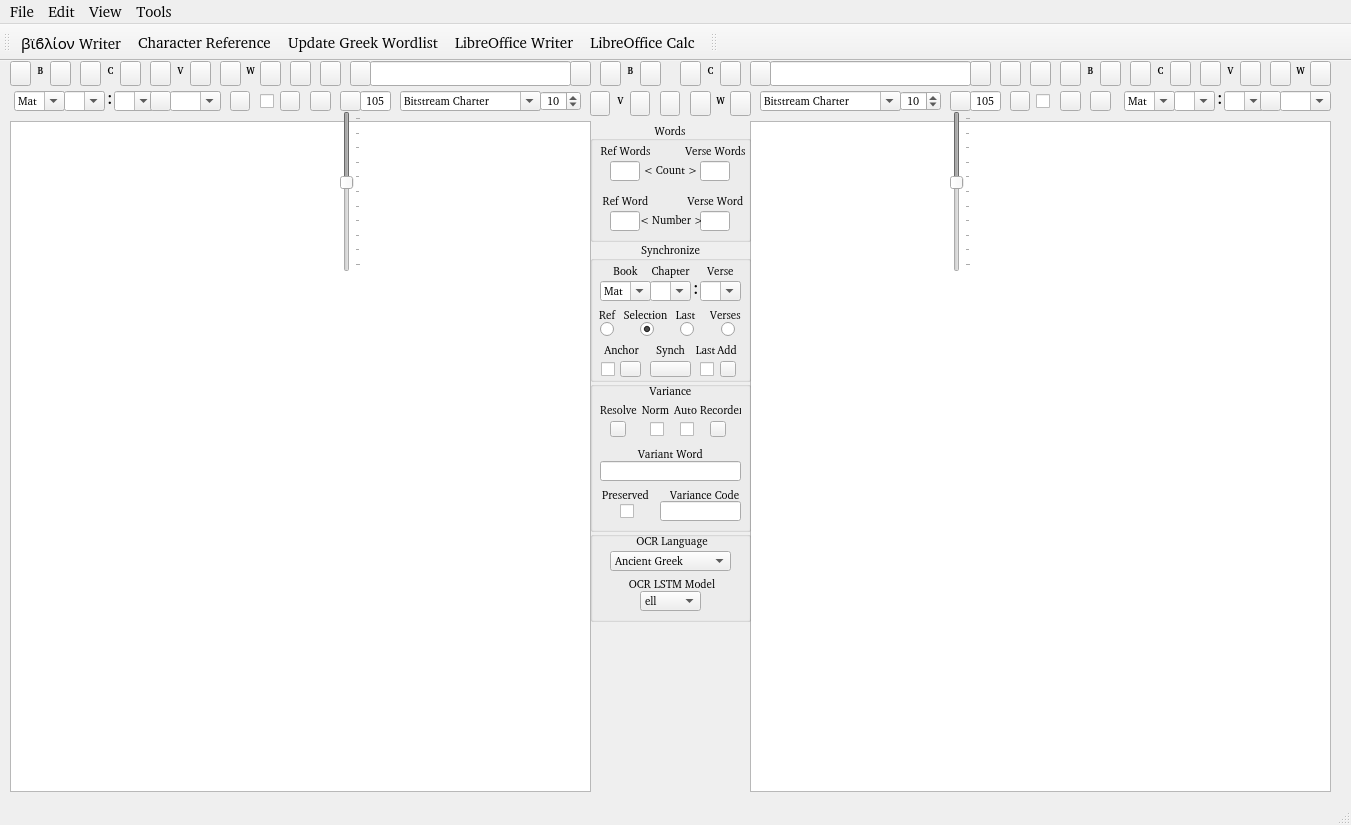
This is Developer/QtDesignerUI/MyVersifierUI.ui in preachermax/BiblionOCR as Qt 5 draws it before an edit. The edited form follows.
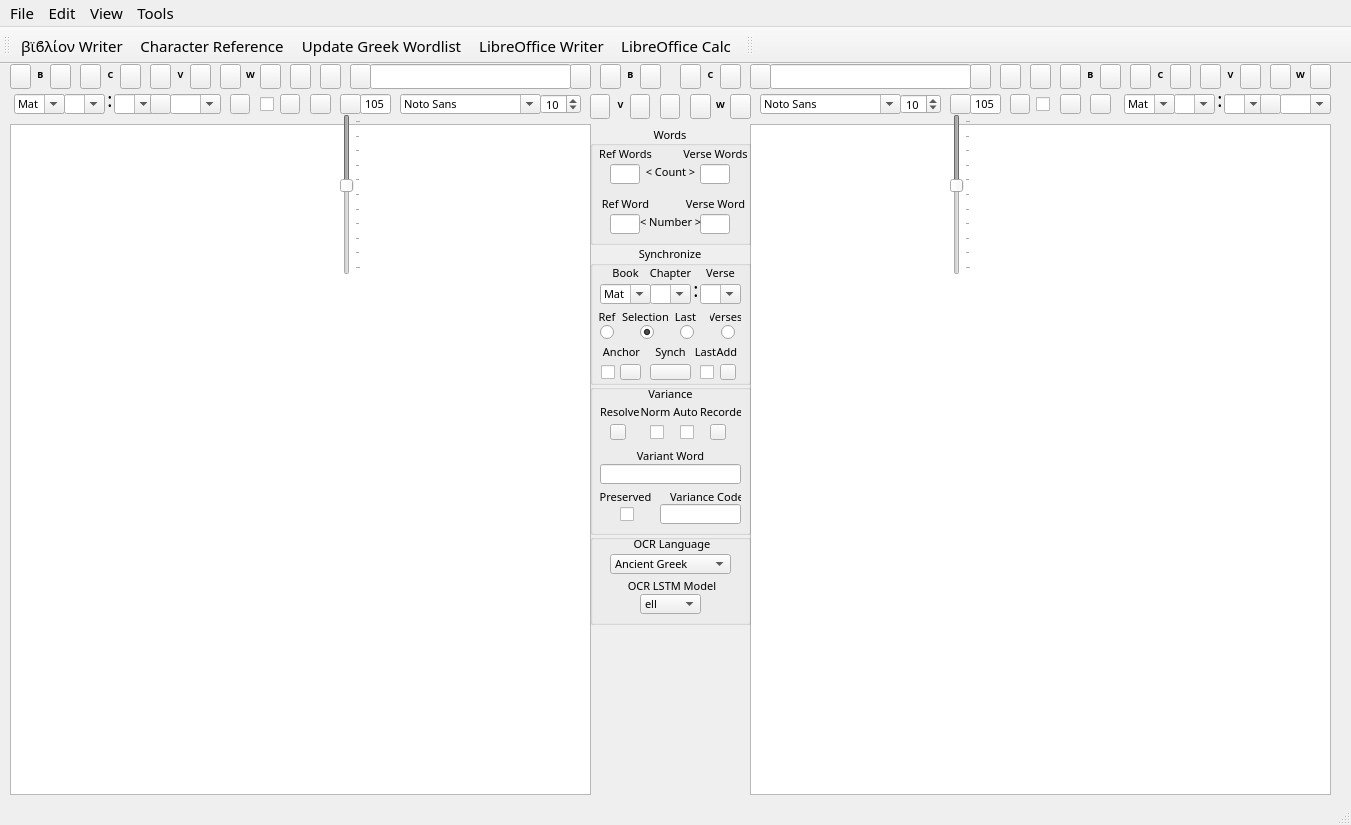
This is the edited form. Icons and pictures are not drawn.

Commit message: fix(gui): bind chr reference and standardize FROMVS ui font

```diff
--- a/Developer/QtDesignerUI/MyVersifierUI.ui
+++ b/Developer/QtDesignerUI/MyVersifierUI.ui
@@ -15,7 +15,7 @@
   </property>
   <property name="font">
    <font>
-    <family>FROMVS [MAXR]</family>
+    <family>FROMVS</family>
     <pointsize>11</pointsize>
     <weight>50</weight>
     <italic>false</italic>
@@ -44,7 +44,7 @@
     </property>
     <property name="font">
      <font>
-      <family>FROMVS [MAXR]</family>
+      <family>FROMVS</family>
       <pointsize>8</pointsize>
       <weight>50</weight>
       <italic>false</italic>
@@ -73,7 +73,7 @@
     </property>
     <property name="font">
      <font>
-      <family>FROMVS [MAXR]</family>
+      <family>FROMVS</family>
       <pointsize>8</pointsize>
       <weight>50</weight>
       <italic>false</italic>
@@ -102,7 +102,7 @@
     </property>
     <property name="font">
      <font>
-      <family>FROMVS [MAXR]</family>
+      <family>FROMVS</family>
       <pointsize>8</pointsize>
       <weight>50</weight>
       <italic>false</italic>
@@ -137,7 +137,7 @@
     </property>
     <property name="font">
      <font>
-      <family>FROMVS [MAXR]</family>
+      <family>FROMVS</family>
       <pointsize>8</pointsize>
       <weight>50</weight>
       <italic>false</italic>
@@ -191,7 +191,7 @@
      </property>
      <property name="font">
       <font>
-       <family>FROMVS [MAXR]</family>
+       <family>FROMVS</family>
        <pointsize>8</pointsize>
        <weight>50</weight>
        <italic>false</italic>
@@ -244,7 +244,7 @@
      </property>
      <property name="font">
       <font>
-       <family>FROMVS [MAXR]</family>
+       <family>FROMVS</family>
        <pointsize>8</pointsize>
        <weight>50</weight>
        <italic>false</italic>
@@ -272,7 +272,7 @@
      </property>
      <property name="font">
       <font>
-       <family>FROMVS [MAXR]</family>
+       <family>FROMVS</family>
        <pointsize>8</pointsize>
        <weight>50</weight>
        <italic>false</italic>
@@ -300,7 +300,7 @@
      </property>
      <property name="font">
       <font>
-       <family>FROMVS [MAXR]</family>
+       <family>FROMVS</family>
        <pointsize>8</pointsize>
        <weight>50</weight>
        <italic>false</italic>
@@ -420,7 +420,7 @@
     </property>
     <property name="font">
      <font>
-      <family>FROMVS [MAXR]</family>
+      <family>FROMVS</family>
       <pointsize>8</pointsize>
       <weight>50</weight>
       <italic>false</italic>
@@ -460,7 +460,7 @@
     </property>
     <property name="font">
      <font>
-      <family>FROMVS [MAXR]</family>
+      <family>FROMVS</family>
       <pointsize>8</pointsize>
       <weight>50</weight>
       <italic>false</italic>
@@ -495,7 +495,7 @@
     </property>
     <property name="font">
      <font>
-      <family>FROMVS [MAXR]</family>
+      <family>FROMVS</family>
       <pointsize>8</pointsize>
       <weight>50</weight>
       <italic>false</italic>
@@ -550,7 +550,7 @@
     </property>
     <property name="font">
      <font>
-      <family>FROMVS [MAXR]</family>
+      <family>FROMVS</family>
       <pointsize>8</pointsize>
       <weight>50</weight>
       <italic>false</italic>
@@ -628,7 +628,7 @@
     </property>
     <property name="font">
      <font>
-      <family>FROMVS [MAXR]</family>
+      <family>FROMVS</family>
       <pointsize>8</pointsize>
       <weight>50</weight>
       <italic>false</italic>
@@ -657,7 +657,7 @@
     </property>
     <property name="font">
      <font>
-      <family>FROMVS [MAXR]</family>
+      <family>FROMVS</family>
       <pointsize>8</pointsize>
       <weight>50</weight>
       <italic>false</italic>
@@ -737,7 +737,7 @@
     </property>
     <property name="font">
      <font>
-      <family>FROMVS [MAXR]</family>
+      <family>FROMVS</family>
       <pointsize>8</pointsize>
       <weight>50</weight>
       <italic>false</italic>
@@ -761,7 +761,7 @@
      </property>
      <property name="font">
       <font>
-       <family>FROMVS [MAXR]</family>
+       <family>FROMVS</family>
        <pointsize>8</pointsize>
        <weight>50</weight>
        <italic>false</italic>
@@ -789,7 +789,7 @@
      </property>
      <property name="font">
       <font>
-       <family>FROMVS [MAXR]</family>
+       <family>FROMVS</family>
        <pointsize>8</pointsize>
        <weight>50</weight>
        <italic>false</italic>
@@ -814,7 +814,7 @@
      </property>
      <property name="font">
       <font>
-       <family>FROMVS [MAXR]</family>
+       <family>FROMVS</family>
        <pointsize>8</pointsize>
        <weight>50</weight>
        <italic>false</italic>
@@ -842,7 +842,7 @@
      </property>
      <property name="font">
       <font>
-       <family>FROMVS [MAXR]</family>
+       <family>FROMVS</family>
        <pointsize>8</pointsize>
        <weight>50</weight>
        <italic>false</italic>
@@ -870,7 +870,7 @@
      </property>
      <property name="font">
       <font>
-       <family>FROMVS [MAXR]</family>
+       <family>FROMVS</family>
        <pointsize>8</pointsize>
        <weight>50</weight>
        <italic>false</italic>
@@ -898,7 +898,7 @@
      </property>
      <property name="font">
       <font>
-       <family>FROMVS [MAXR]</family>
+       <family>FROMVS</family>
        <pointsize>8</pointsize>
        <weight>50</weight>
        <italic>false</italic>
@@ -985,7 +985,7 @@
      </property>
      <property name="font">
       <font>
-       <family>FROMVS [MAXR]</family>
+       <family>FROMVS</family>
        <pointsize>8</pointsize>
        <weight>50</weight>
        <italic>false</italic>
@@ -1155,7 +1155,7 @@
     </property>
     <property name="font">
      <font>
-      <family>FROMVS [MAXR]</family>
+      <family>FROMVS</family>
       <pointsize>8</pointsize>
       <weight>50</weight>
       <italic>false</italic>
@@ -1189,7 +1189,7 @@
     </property>
     <property name="font">
      <font>
-      <family>FROMVS [MAXR]</family>
+      <family>FROMVS</family>
       <pointsize>8</pointsize>
       <weight>50</weight>
       <italic>false</italic>
@@ -1269,7 +1269,7 @@
     </property>
     <property name="font">
      <font>
-      <family>FROMVS [MAXR]</family>
+      <family>FROMVS</family>
       <pointsize>7</pointsize>
       <weight>75</weight>
       <italic>false</italic>
@@ -1294,7 +1294,7 @@
     </property>
     <property name="font">
      <font>
-      <family>FROMVS [MAXR]</family>
+      <family>FROMVS</family>
       <pointsize>7</pointsize>
       <weight>75</weight>
       <italic>false</italic>
@@ -1319,7 +1319,7 @@
     </property>
     <property name="font">
      <font>
-      <family>FROMVS [MAXR]</family>
+      <family>FROMVS</family>
       <pointsize>7</pointsize>
       <weight>75</weight>
       <italic>false</italic>
@@ -1390,7 +1390,7 @@
     </property>
     <property name="font">
      <font>
-      <family>FROMVS [MAXR]</family>
+      <family>FROMVS</family>
       <pointsize>7</pointsize>
       <weight>75</weight>
       <italic>false</italic>
@@ -1415,7 +1415,7 @@
     </property>
     <property name="font">
      <font>
-      <family>FROMVS [MAXR]</family>
+      <family>FROMVS</family>
       <pointsize>8</pointsize>
       <weight>50</weight>
       <italic>false</italic>
@@ -1444,7 +1444,7 @@
     </property>
     <property name="font">
      <font>
-      <family>FROMVS [MAXR]</family>
+      <family>FROMVS</family>
       <pointsize>7</pointsize>
       <weight>75</weight>
       <italic>false</italic>
@@ -1469,7 +1469,7 @@
     </property>
     <property name="font">
      <font>
-      <family>FROMVS [MAXR]</family>
+      <family>FROMVS</family>
       <pointsize>7</pointsize>
       <weight>75</weight>
       <italic>false</italic>
@@ -1632,7 +1632,7 @@
     </property>
     <property name="font">
      <font>
-      <family>FROMVS [MAXR]</family>
+      <family>FROMVS</family>
       <pointsize>7</pointsize>
       <weight>75</weight>
       <italic>false</italic>
@@ -1657,7 +1657,7 @@
     </property>
     <property name="font">
      <font>
-      <family>FROMVS [MAXR]</family>
+      <family>FROMVS</family>
       <pointsize>7</pointsize>
       <weight>75</weight>
       <italic>false</italic>
@@ -1816,7 +1816,7 @@
     </property>
     <property name="font">
      <font>
-      <family>FROMVS [MAXR]</family>
+      <family>FROMVS</family>
       <pointsize>8</pointsize>
       <weight>50</weight>
       <italic>false</italic>
@@ -1843,7 +1843,7 @@
      </property>
      <property name="font">
       <font>
-       <family>FROMVS [MAXR]</family>
+       <family>FROMVS</family>
        <pointsize>8</pointsize>
        <weight>50</weight>
        <italic>false</italic>
@@ -2039,7 +2039,7 @@
      </property>
      <property name="font">
       <font>
-       <family>FROMVS [MAXR]</family>
+       <family>FROMVS</family>
        <pointsize>8</pointsize>
        <weight>50</weight>
        <italic>false</italic>
@@ -2089,7 +2089,7 @@
      </property>
      <property name="font">
       <font>
-       <family>FROMVS [MAXR]</family>
+       <family>FROMVS</family>
        <pointsize>8</pointsize>
        <weight>50</weight>
        <italic>false</italic>
@@ -2274,7 +2274,7 @@
      </property>
      <property name="font">
       <font>
-       <family>FROMVS [MAXR]</family>
+       <family>FROMVS</family>
        <pointsize>8</pointsize>
        <weight>50</weight>
        <italic>false</italic>
@@ -2324,7 +2324,7 @@
      </property>
      <property name="font">
       <font>
-       <family>FROMVS [MAXR]</family>
+       <family>FROMVS</family>
        <pointsize>8</pointsize>
        <weight>50</weight>
        <italic>false</italic>
@@ -2378,7 +2378,7 @@
      </property>
      <property name="font">
       <font>
-       <family>FROMVS [MAXR]</family>
+       <family>FROMVS</family>
        <pointsize>8</pointsize>
        <weight>50</weight>
        <italic>false</italic>
@@ -2479,7 +2479,7 @@
      </property>
      <property name="font">
       <font>
-       <family>FROMVS [MAXR]</family>
+       <family>FROMVS</family>
        <pointsize>8</pointsize>
        <weight>50</weight>
        <italic>false</italic>
@@ -2546,7 +2546,7 @@
     </property>
     <property name="font">
      <font>
-      <family>FROMVS [MAXR]</family>
+      <family>FROMVS</family>
       <pointsize>8</pointsize>
       <weight>50</weight>
       <italic>false</italic>
@@ -2571,7 +2571,7 @@
     </property>
     <property name="font">
      <font>
-      <family>FROMVS [MAXR]</family>
+      <family>FROMVS</family>
       <pointsize>8</pointsize>
       <weight>50</weight>
       <italic>false</italic>
@@ -2596,7 +2596,7 @@
     </property>
     <property name="font">
      <font>
-      <family>FROMVS [MAXR]</family>
+      <family>FROMVS</family>
       <pointsize>8</pointsize>
       <weight>50</weight>
       <italic>false</italic>
@@ -2781,7 +2781,7 @@
     </property>
     <property name="font">
      <font>
-      <family>FROMVS [MAXR]</family>
+      <family>FROMVS</family>
       <pointsize>8</pointsize>
       <weight>50</weight>
       <italic>false</italic>
@@ -2806,7 +2806,7 @@
     </property>
     <property name="font">
      <font>
-      <family>FROMVS [MAXR]</family>
+      <family>FROMVS</family>
       <pointsize>8</pointsize>
       <weight>50</weight>
       <italic>false</italic>
@@ -2831,7 +2831,7 @@
     </property>
     <property name="font">
      <font>
-      <family>FROMVS [MAXR]</family>
+      <family>FROMVS</family>
       <pointsize>8</pointsize>
       <weight>50</weight>
       <italic>false</italic>
@@ -3016,7 +3016,7 @@
     </property>
     <property name="font">
      <font>
-      <family>FROMVS [MAXR]</family>
+      <family>FROMVS</family>
       <pointsize>8</pointsize>
       <weight>50</weight>
       <italic>false</italic>
@@ -3045,7 +3045,7 @@
     </property>
     <property name="font">
      <font>
-      <family>FROMVS [MAXR]</family>
+      <family>FROMVS</family>
       <pointsize>8</pointsize>
       <weight>50</weight>
       <italic>false</italic>
@@ -3120,7 +3120,7 @@
     </property>
     <property name="font">
      <font>
-      <family>FROMVS [MAXR]</family>
+      <family>FROMVS</family>
       <pointsize>7</pointsize>
       <weight>75</weight>
       <italic>false</italic>
@@ -3191,7 +3191,7 @@
     </property>
     <property name="font">
      <font>
-      <family>FROMVS [MAXR]</family>
+      <family>FROMVS</family>
       <pointsize>7</pointsize>
       <weight>75</weight>
       <italic>false</italic>
@@ -3262,7 +3262,7 @@
     </property>
     <property name="font">
      <font>
-      <family>FROMVS [MAXR]</family>
+      <family>FROMVS</family>
       <pointsize>7</pointsize>
       <weight>75</weight>
       <italic>false</italic>
@@ -3333,7 +3333,7 @@
     </property>
     <property name="font">
      <font>
-      <family>FROMVS [MAXR]</family>
+      <family>FROMVS</family>
       <pointsize>7</pointsize>
       <weight>75</weight>
       <italic>false</italic>
@@ -3480,7 +3480,7 @@
     </property>
     <property name="font">
      <font>
-      <family>FROMVS [MAXR]</family>
+      <family>FROMVS</family>
       <pointsize>8</pointsize>
       <weight>50</weight>
       <italic>false</italic>
@@ -3505,7 +3505,7 @@
     </property>
     <property name="font">
      <font>
-      <family>FROMVS [MAXR]</family>
+      <family>FROMVS</family>
       <pointsize>8</pointsize>
       <weight>50</weight>
       <italic>false</italic>
@@ -3530,7 +3530,7 @@
     </property>
     <property name="font">
      <font>
-      <family>FROMVS [MAXR]</family>
+      <family>FROMVS</family>
       <pointsize>8</pointsize>
       <weight>50</weight>
       <italic>false</italic>
@@ -3554,7 +3554,7 @@
      </property>
      <property name="font">
       <font>
-       <family>FROMVS [MAXR]</family>
+       <family>FROMVS</family>
        <pointsize>8</pointsize>
        <weight>50</weight>
        <italic>false</italic>
@@ -3621,7 +3621,7 @@
      </property>
      <property name="font">
       <font>
-       <family>FROMVS [MAXR]</family>
+       <family>FROMVS</family>
        <pointsize>8</pointsize>
        <weight>50</weight>
        <italic>false</italic>
@@ -3662,7 +3662,7 @@
      </property>
      <property name="font">
       <font>
-       <family>FROMVS [MAXR]</family>
+       <family>FROMVS</family>
        <pointsize>8</pointsize>
        <weight>50</weight>
        <italic>false</italic>
@@ -3690,7 +3690,7 @@
      </property>
      <property name="font">
       <font>
-       <family>FROMVS [MAXR]</family>
+       <family>FROMVS</family>
        <pointsize>8</pointsize>
        <weight>50</weight>
        <italic>false</italic>
@@ -3718,7 +3718,7 @@
      </property>
      <property name="font">
       <font>
-       <family>FROMVS [MAXR]</family>
+       <family>FROMVS</family>
        <pointsize>8</pointsize>
        <weight>50</weight>
        <italic>false</italic>
@@ -3746,7 +3746,7 @@
      </property>
      <property name="font">
       <font>
-       <family>FROMVS [MAXR]</family>
+       <family>FROMVS</family>
        <pointsize>8</pointsize>
        <weight>50</weight>
        <italic>false</italic>
@@ -3775,7 +3775,7 @@
     </property>
     <property name="font">
      <font>
-      <family>FROMVS [MAXR]</family>
+      <family>FROMVS</family>
       <pointsize>8</pointsize>
       <weight>50</weight>
       <italic>false</italic>
```
The commit also changes 39 other files.
